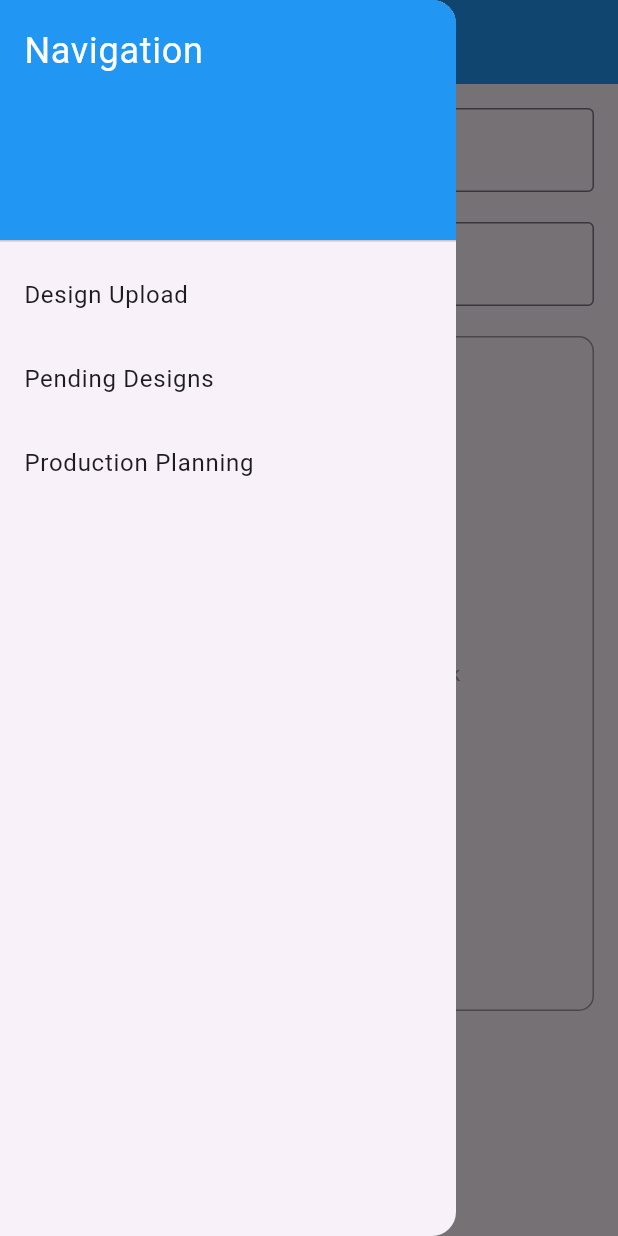
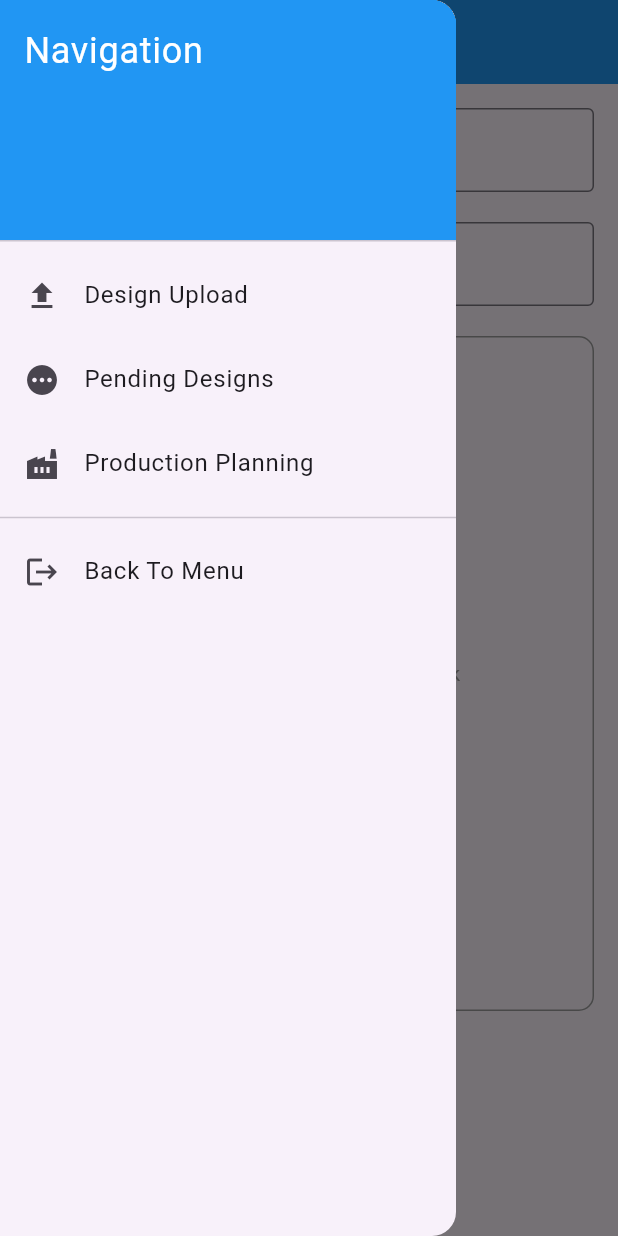
Before and after one commit to RAMZY02/googlecloudgaming, a Flutter app: the ProductDevelopmentScreen screen opened by its route, with the side drawer open, on a phone screen of 412 x 824 dp. Run offline on Flutter 3.47's test engine with Material 3 defaults, Android fonts, the phone set to English and light mode, and no system bars; our stand-ins replace carousel_slider, image_picker.

Commit message:
smol updet

```diff
--- a/lib/product_development/ui/product_development_screen.dart
+++ b/lib/product_development/ui/product_development_screen.dart
@@ -52,6 +52,7 @@ class _ProductDevelopmentScreenState extends State<ProductDevelopmentScreen> {
               ),
             ),
             ListTile(
+              leading: const Icon(Icons.upload),
               title: const Text('Design Upload'),
               onTap: () {
                 Navigator.pushReplacement(
@@ -61,15 +62,26 @@ class _ProductDevelopmentScreenState extends State<ProductDevelopmentScreen> {
               },
             ),
             ListTile(
+              leading: const Icon(Icons.pending),
               title: const Text('Pending Designs'),
               onTap: () {
                 Navigator.pushReplacementNamed(context, '/pendingDesigns');
               },
             ),
             ListTile(
+              leading: const Icon(Icons.factory),
               title: const Text('Production Planning'),
               onTap: () {
                 Navigator.pushReplacementNamed(context, '/production');
+              },
+            ),
+            const Divider(),
+            ListTile(
+              leading: const Icon(Icons.logout),
+              title: const Text('Back To Menu'),
+              onTap: () {
+                Navigator.pop(context);
+                Navigator.pushNamed(context, '/login');
               },
             ),
           ],
```
